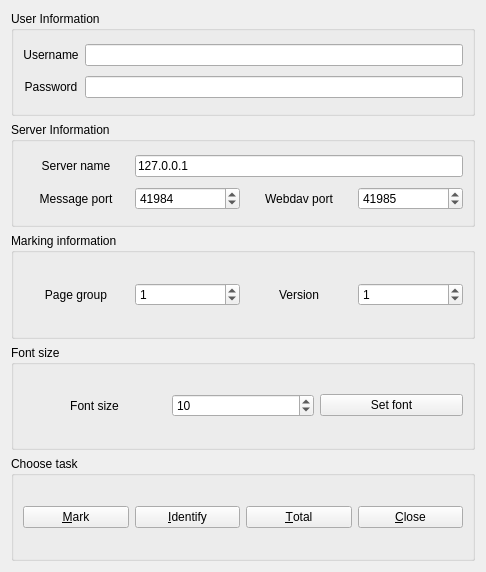
Above: qtCreatorFiles/ui_chooser.ui from plomgrading/plom before the change. Below: the same form after it.
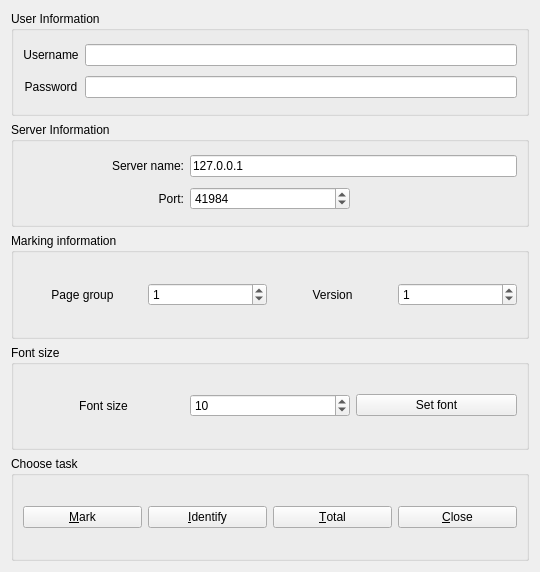
That is the form after the change.

Commit message: buh-bye webdav ui elements

```diff
--- a/qtCreatorFiles/ui_chooser.ui
+++ b/qtCreatorFiles/ui_chooser.ui
@@ -6,7 +6,7 @@
    <rect>
     <x>0</x>
     <y>0</y>
-    <width>486</width>
+    <width>540</width>
     <height>572</height>
    </rect>
   </property>
@@ -68,30 +68,20 @@
       <item row="0" column="0">
        <widget class="QLabel" name="serverLabel">
         <property name="text">
-         <string>Server name</string>
+         <string>Server name:</string>
         </property>
         <property name="alignment">
-         <set>Qt::AlignCenter</set>
+         <set>Qt::AlignRight|Qt::AlignTrailing|Qt::AlignVCenter</set>
         </property>
        </widget>
       </item>
-      <item row="0" column="1" colspan="3">
+      <item row="0" column="1" colspan="2">
        <widget class="QLineEdit" name="serverLE">
         <property name="text">
          <string>127.0.0.1</string>
         </property>
        </widget>
       </item>
-      <item row="1" column="0">
-       <widget class="QLabel" name="mportLabel">
-        <property name="text">
-         <string>Message port</string>
-        </property>
-        <property name="alignment">
-         <set>Qt::AlignCenter</set>
-        </property>
-       </widget>
-      </item>
       <item row="1" column="1">
        <widget class="QSpinBox" name="mportSB">
         <property name="maximum">
@@ -102,23 +92,13 @@
         </property>
        </widget>
       </item>
-      <item row="1" column="2">
-       <widget class="QLabel" name="wportLabel">
+      <item row="1" column="0">
+       <widget class="QLabel" name="mportLabel">
         <property name="text">
-         <string>Webdav port</string>
+         <string>Port:</string>
         </property>
         <property name="alignment">
-         <set>Qt::AlignCenter</set>
-        </property>
-       </widget>
-      </item>
-      <item row="1" column="3">
-       <widget class="QSpinBox" name="wportSB">
-        <property name="maximum">
-         <number>65535</number>
-        </property>
-        <property name="value">
-         <number>41985</number>
+         <set>Qt::AlignRight|Qt::AlignTrailing|Qt::AlignVCenter</set>
         </property>
        </widget>
       </item>
```
Left out of the diff: 1 changed line with no effect on the pictures. The commit also changes 1 other file.
